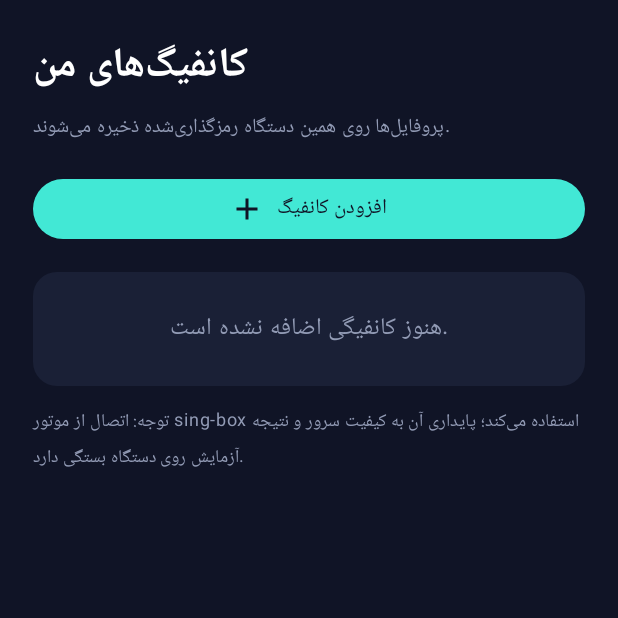
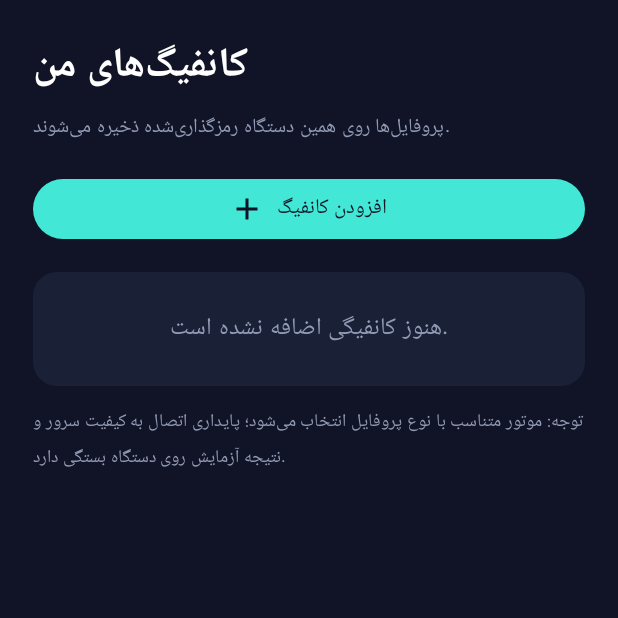
Before and after one commit to mostafaazad369-web/Mle-vpn-, an Android app built with Jetpack Compose: the composable MleApp shown on its own in the app's theme, item 3 of the bottom bar chosen, on a phone screen of 412 x 824 dp, the top half of it. Run offline under Robolectric (Android 15) with nearby library versions, the phone set to English and light mode, and no system bars; pictures from the network do not load.

Commit message:
ui: reflect multiple VPN engine paths

```diff
--- a/app/src/main/java/com/mle/vpn/MainActivity.kt
+++ b/app/src/main/java/com/mle/vpn/MainActivity.kt
@@ -518,7 +518,7 @@ private fun HomeScreen(
             Icon(Icons.Default.ChevronLeft, null, tint = Muted)
         }
         Spacer(Modifier.height(22.dp))
-        Text("نسخه 1.0.0 • موتور sing-box در مرحله آزمایش", color = Muted, fontSize = 11.sp)
+        Text("نسخه 1.0.0 • موتورهای sing-box و OpenVPN در مرحله آزمایش", color = Muted, fontSize = 11.sp)
         Spacer(Modifier.height(18.dp))
     }
 }
@@ -669,6 +669,6 @@ private fun ProfilesScreen(
             }
         }
         Spacer(Modifier.height(12.dp))
-        Text("توجه: اتصال از موتور sing-box استفاده می‌کند؛ پایداری آن به کیفیت سرور و نتیجه آزمایش روی دستگاه بستگی دارد.", color = Muted, fontSize = 12.sp)
+        Text("توجه: موتور متناسب با نوع پروفایل انتخاب می‌شود؛ پایداری اتصال به کیفیت سرور و نتیجه آزمایش روی دستگاه بستگی دارد.", color = Muted, fontSize = 12.sp)
     }
 }
```
